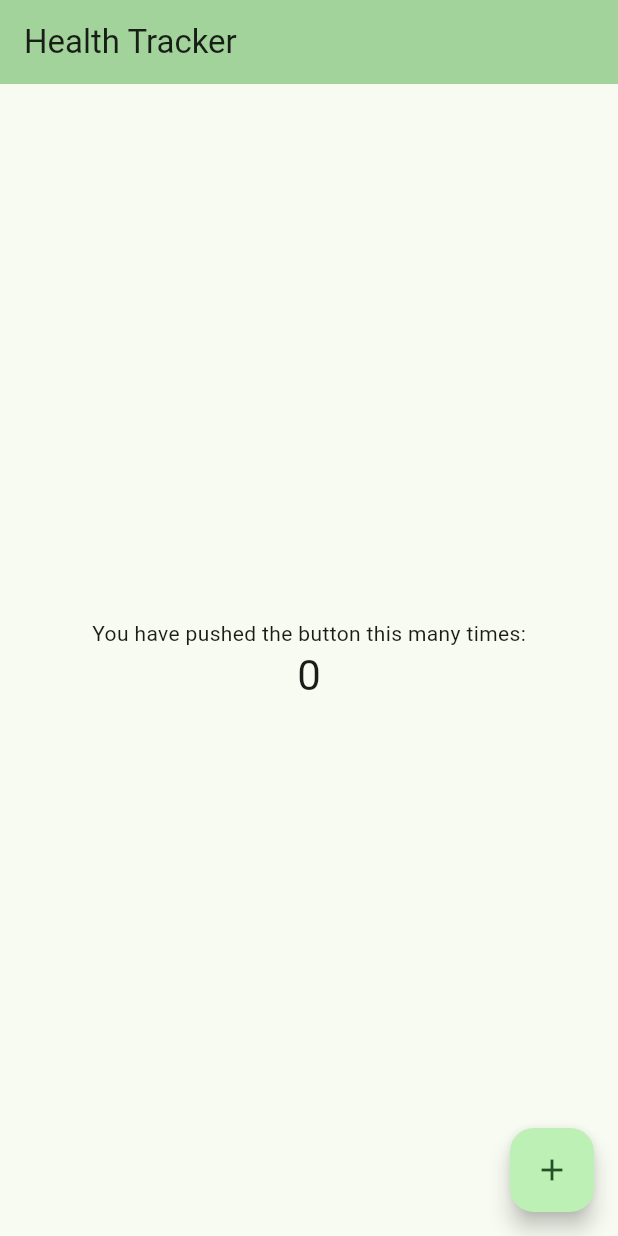
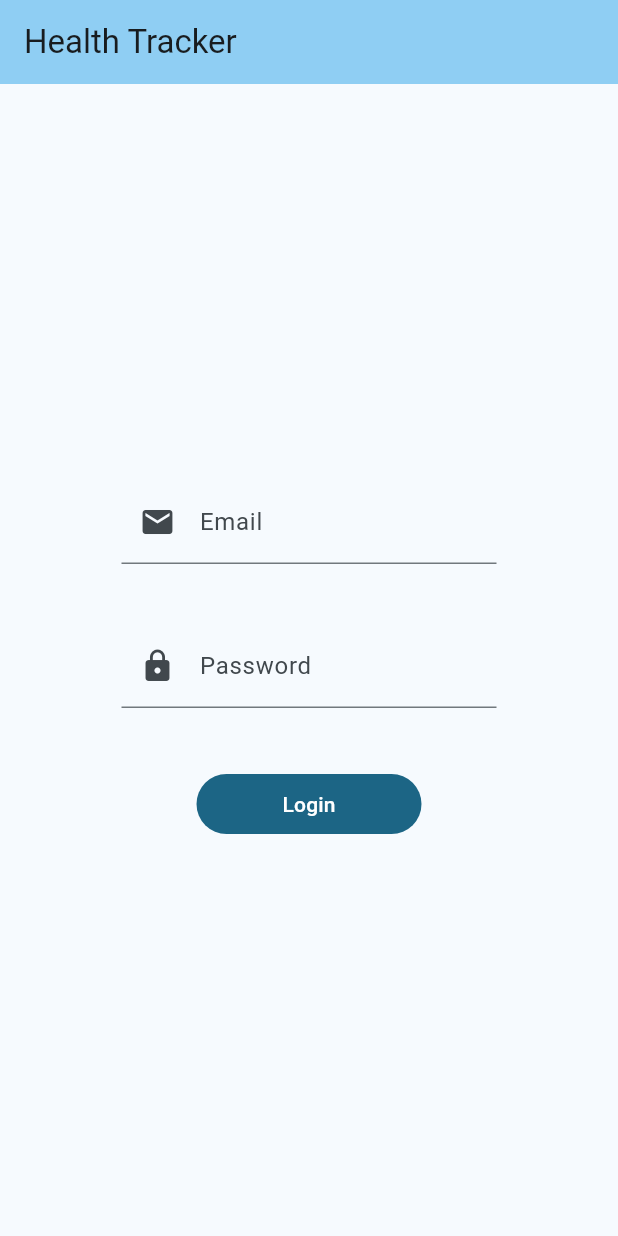
Before and after one commit to chi-cong/health-tracker, a Flutter app: the screen it shows after launch, on a phone screen of 412 x 824 dp. Run offline on Flutter 3.47's test engine with Material 3 defaults, Android fonts, the phone set to English and light mode, and no system bars; our stand-ins replace firebase_core; accounts and stored records are empty.

Commit message:
build login form UI

```diff
--- a/lib/main.dart
+++ b/lib/main.dart
@@ -3,6 +3,7 @@ import 'package:flutter/material.dart';
 import 'firebase_options.dart';
 
 Future<void> main() async {
+  WidgetsFlutterBinding.ensureInitialized();
   await Firebase.initializeApp(options: DefaultFirebaseOptions.currentPlatform);
   runApp(const MyApp());
 }
@@ -16,113 +17,75 @@ class MyApp extends StatelessWidget {
     return MaterialApp(
       title: 'Health Tracker',
       theme: ThemeData(
-        // This is the theme of your application.
-        //
-        // TRY THIS: Try running your application with "flutter run". You'll see
-        // the application has a purple toolbar. Then, without quitting the app,
-        // try changing the seedColor in the colorScheme below to Colors.green
-        // and then invoke "hot reload" (save your changes or press the "hot
-        // reload" button in a Flutter-supported IDE, or press "r" if you used
-        // the command line to start the app).
-        //
-        // Notice that the counter didn't reset back to zero; the application
-        // state is not lost during the reload. To reset the state, use hot
-        // restart instead.
-        //
-        // This works for code too, not just values: Most code changes can be
-        // tested with just a hot reload.
-        colorScheme: ColorScheme.fromSeed(seedColor: Colors.green),
+        colorScheme: ColorScheme.fromSeed(seedColor: Colors.lightBlueAccent),
         useMaterial3: true,
       ),
-      home: const MyHomePage(title: 'Health Tracker'),
+      home: const LoginPage(title: 'Health Tracker'),
     );
   }
 }
 
-class MyHomePage extends StatefulWidget {
-  const MyHomePage({super.key, required this.title});
-
-  // This widget is the home page of your application. It is stateful, meaning
-  // that it has a State object (defined below) that contains fields that affect
-  // how it looks.
-
-  // This class is the configuration for the state. It holds the values (in this
-  // case the title) provided by the parent (in this case the App widget) and
-  // used by the build method of the State. Fields in a Widget subclass are
-  // always marked "final".
+class LoginPage extends StatefulWidget {
+  const LoginPage({
+    super.key,
+    required this.title,
+  });
 
   final String title;
 
   @override
-  State<MyHomePage> createState() => _MyHomePageState();
+  State<LoginPage> createState() => _MyHomePageState();
 }
 
-class _MyHomePageState extends State<MyHomePage> {
-  int _counter = 0;
-
-  void _incrementCounter() {
-    setState(() {
-      // This call to setState tells the Flutter framework that something has
-      // changed in this State, which causes it to rerun the build method below
-      // so that the display can reflect the updated values. If we changed
-      // _counter without calling setState(), then the build method would not be
-      // called again, and so nothing would appear to happen.
-      _counter = 0;
-    });
-  }
+class _MyHomePageState extends State<LoginPage> {
+  final _loginKey = GlobalKey<FormState>();
+  VoidCallback submitForm = () {};
 
   @override
   Widget build(BuildContext context) {
-    // This method is rerun every time setState is called, for instance as done
-    // by the _incrementCounter method above.
-    //
-    // The Flutter framework has been optimized to make rerunning build methods
-    // fast, so that you can just rebuild anything that needs updating rather
-    // than having to individually change instances of widgets.
     return Scaffold(
       appBar: AppBar(
-        // TRY THIS: Try changing the color here to a specific color (to
-        // Colors.amber, perhaps?) and trigger a hot reload to see the AppBar
-        // change color while the other colors stay the same.
         backgroundColor: Theme.of(context).colorScheme.inversePrimary,
-        // Here we take the value from the MyHomePage object that was created by
-        // the App.build method, and use it to set our appbar title.
         title: Text(widget.title),
       ),
-      body: Center(
-        // Center is a layout widget. It takes a single child and positions it
-        // in the middle of the parent.
+      body: Form(
+          key: _loginKey,
+          child: Center(
             child: Column(
-          // Column is also a layout widget. It takes a list of children and
-          // arranges them vertically. By default, it sizes itself to fit its
-          // children horizontally, and tries to be as tall as its parent.
-          //
-          // Column has various properties to control how it sizes itself and
-          // how it positions its children. Here we use mainAxisAlignment to
-          // center the children vertically; the main axis here is the vertical
-          // axis because Columns are vertical (the cross axis would be
-          // horizontal).
-          //
-          // TRY THIS: Invoke "debug painting" (choose the "Toggle Debug Paint"
-          // action in the IDE, or press "p" in the console), to see the
-          // wireframe for each widget.
               mainAxisAlignment: MainAxisAlignment.center,
               children: <Widget>[
-            const Text(
-              'You have pushed the button this many times:',
+                SizedBox(
+                  width: 250,
+                  child: TextFormField(
+                    decoration: const InputDecoration(
+                        prefixIcon: Icon(Icons.mail),
+                        border: UnderlineInputBorder(),
+                        labelText: 'Email'),
                   ),
-            Text(
-              '$_counter',
-              style: Theme.of(context).textTheme.headlineMedium,
                 ),
+                const SizedBox(
+                  height: 40,
+                ),
+                SizedBox(
+                  width: 250,
+                  child: TextFormField(
+                    decoration: const InputDecoration(
+                        prefixIcon: Icon(Icons.lock),
+                        border: UnderlineInputBorder(),
+                        labelText: 'Password'),
+                  ),
+                ),
+                const SizedBox(
+                  height: 40,
+                ),
+                SizedBox(
+                  width: 150,
+                  child: FilledButton(
+                      onPressed: submitForm, child: const Text('Login')),
+                )
               ],
             ),
-      ),
-      floatingActionButton: FloatingActionButton(
-        onPressed: _incrementCounter,
-        tooltip: 'Increment',
-        child: const Icon(Icons.add),
-      ), // This trailing comma makes auto-formatting nicer for build methods.
+          )),
     );
   }
 }
```
Lines whose indentation alone changed are shown as unchanged.
